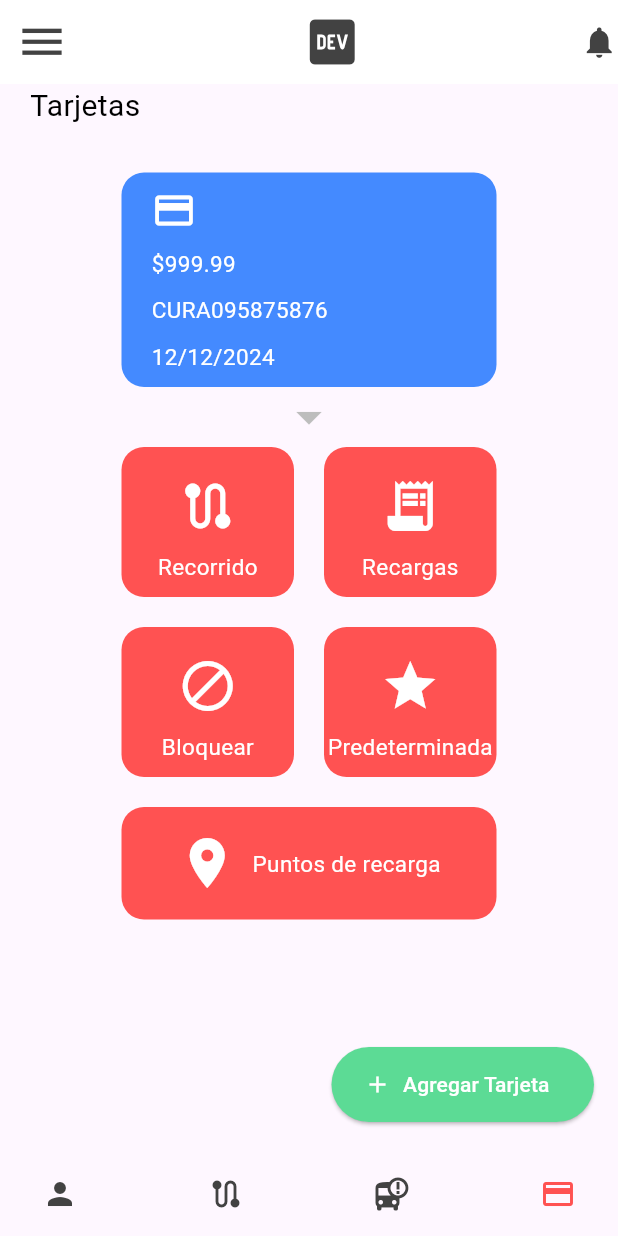
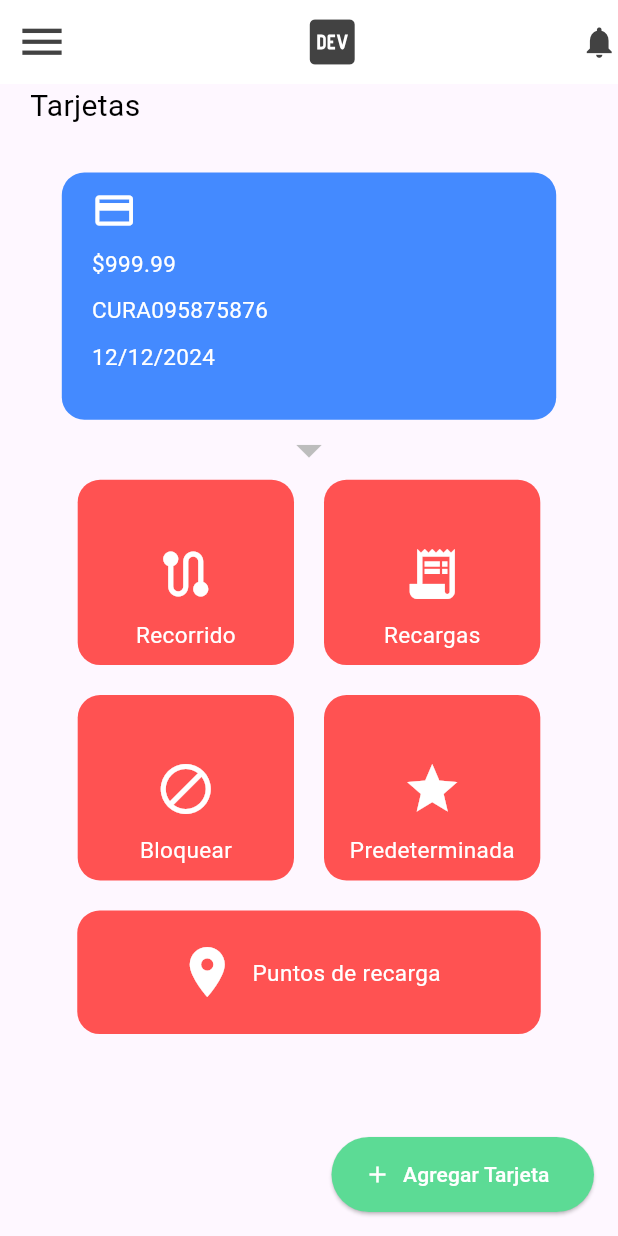
Before and after one commit to Mateoap00/curso_flutter_01, a Flutter app: the TarjetasPage screen opened directly, on a phone screen of 412 x 824 dp. Run offline on Flutter 3.47's test engine with Material 3 defaults, Android fonts, the phone set to English and light mode, and no system bars; our stand-ins replace fl_chart, google_fonts, hexcolor, percent_indicator; network calls fail; Roboto replaces fonts that are missing (Sansita).

Commit message:
Add bottom navigation bar to navigate to all screens, add ListView screen to show students fetched from an API

```diff
--- a/lib/tarjetas.dart
+++ b/lib/tarjetas.dart
@@ -12,6 +12,12 @@ class TarjetasPage extends StatefulWidget {
 class _TarjetasPageState extends State<TarjetasPage> {
   @override
   Widget build(BuildContext context) {
+    final mediaQuery = MediaQuery.of(context);
+    final isLandscape = mediaQuery.orientation == Orientation.landscape;
+
+    var ancho = MediaQuery.of(context).size.width;
+    var alto = MediaQuery.of(context).size.height;
+
     TextStyle style_titles = const TextStyle(
       color: Colors.white,
       fontSize: 15.0,
@@ -73,7 +79,8 @@ class _TarjetasPageState extends State<TarjetasPage> {
                   mainAxisAlignment: MainAxisAlignment.center,
                   children: [
                     Container(
-                      width: 250,
+                      width: isLandscape ? ancho * 0.50 : ancho * 0.80,
+                      height: isLandscape ? alto * 0.45 : alto * 0.20,
                       decoration: BoxDecoration(
                         color: Colors.blueAccent,
                         borderRadius: BorderRadius.circular(15),
@@ -140,8 +147,8 @@ class _TarjetasPageState extends State<TarjetasPage> {
                   mainAxisAlignment: MainAxisAlignment.center,
                   children: [
                     Container(
-                      width: 115,
-                      height: 100,
+                      width: isLandscape ? ancho * 0.15 : ancho * 0.35,
+                      height: isLandscape ? alto * 0.35 : alto * 0.15,
                       decoration: BoxDecoration(
                         color: Colors.redAccent,
                         borderRadius: BorderRadius.circular(15),
@@ -177,8 +184,8 @@ class _TarjetasPageState extends State<TarjetasPage> {
                       width: 20,
                     ),
                     Container(
-                      width: 115,
-                      height: 100,
+                      width: isLandscape ? ancho * 0.15 : ancho * 0.35,
+                      height: isLandscape ? alto * 0.35 : alto * 0.15,
                       decoration: BoxDecoration(
                         color: Colors.redAccent,
                         borderRadius: BorderRadius.circular(15),
@@ -219,8 +226,8 @@ class _TarjetasPageState extends State<TarjetasPage> {
                   mainAxisAlignment: MainAxisAlignment.center,
                   children: [
                     Container(
-                      width: 115,
-                      height: 100,
+                      width: isLandscape ? ancho * 0.15 : ancho * 0.35,
+                      height: isLandscape ? alto * 0.35 : alto * 0.15,
                       decoration: BoxDecoration(
                         color: Colors.redAccent,
                         borderRadius: BorderRadius.circular(15),
@@ -256,8 +263,8 @@ class _TarjetasPageState extends State<TarjetasPage> {
                       width: 20,
                     ),
                     Container(
-                      width: 115,
-                      height: 100,
+                      width: isLandscape ? ancho * 0.15 : ancho * 0.35,
+                      height: isLandscape ? alto * 0.35 : alto * 0.15,
                       decoration: BoxDecoration(
                         color: Colors.redAccent,
                         borderRadius: BorderRadius.circular(15),
@@ -298,8 +305,8 @@ class _TarjetasPageState extends State<TarjetasPage> {
                   mainAxisAlignment: MainAxisAlignment.center,
                   children: [
                     Container(
-                      width: 250,
-                      height: 75,
+                      width: isLandscape ? ancho * 0.35 : ancho * 0.75,
+                      height: isLandscape ? alto * 0.25 : alto * 0.10,
                       decoration: BoxDecoration(
                         color: Colors.redAccent,
                         borderRadius: BorderRadius.circular(15),
@@ -336,45 +343,45 @@ class _TarjetasPageState extends State<TarjetasPage> {
             ),
           ),
         ),
-        bottomNavigationBar: BottomAppBar(
-          height: 60,
-          color: HexColor("#fff"),
-          child: Row(
-            children: [
-              IconButton(
-                icon: Icon(
-                  Icons.person,
-                  color: Colors.grey[800],
-                ),
-                onPressed: () {},
-              ),
-              Spacer(), // Use Spacer to push the next IconButton to the end
-              IconButton(
-                icon: Icon(
-                  Icons.route,
-                  color: Colors.grey[800],
-                ),
-                onPressed: () {},
-              ),
-              Spacer(),
-              IconButton(
-                icon: Icon(
-                  Icons.bus_alert,
-                  color: Colors.grey[800],
-                ),
-                onPressed: () {},
-              ),
-              Spacer(), // Use Spacer to push the next IconButton to the end
-              IconButton(
-                icon: Icon(
-                  Icons.credit_card,
-                  color: Colors.redAccent,
-                ),
-                onPressed: () {},
-              ),
-            ],
-          ),
-        ),
+        // bottomNavigationBar: BottomAppBar(
+        //   height: 60,
+        //   color: HexColor("#fff"),
+        //   child: Row(
+        //     children: [
+        //       IconButton(
+        //         icon: Icon(
+        //           Icons.person,
+        //           color: Colors.grey[800],
+        //         ),
+        //         onPressed: () {},
+        //       ),
+        //       Spacer(), // Use Spacer to push the next IconButton to the end
+        //       IconButton(
+        //         icon: Icon(
+        //           Icons.route,
+        //           color: Colors.grey[800],
+        //         ),
+        //         onPressed: () {},
+        //       ),
+        //       Spacer(),
+        //       IconButton(
+        //         icon: Icon(
+        //           Icons.bus_alert,
+        //           color: Colors.grey[800],
+        //         ),
+        //         onPressed: () {},
+        //       ),
+        //       Spacer(), // Use Spacer to push the next IconButton to the end
+        //       IconButton(
+        //         icon: Icon(
+        //           Icons.credit_card,
+        //           color: Colors.redAccent,
+        //         ),
+        //         onPressed: () {},
+        //       ),
+        //     ],
+        //   ),
+        // ),
         floatingActionButton: ElevatedButton.icon(
           onPressed: () {},
           icon: const Icon(
--- a/pubspec.yaml
+++ b/pubspec.yaml
@@ -38,6 +38,7 @@ dependencies:
   percent_indicator: ^4.2.3
   hexcolor: ^3.0.1
   google_fonts: ^6.2.1
+  animated_bottom_navigation_bar: ^1.3.3
 
 dev_dependencies:
   flutter_test:
```
Also changed, not shown: lib/cursoBasicoPage.dart (added, +61 -0 lines), lib/home.dart (+113 -72 lines), lib/listaPage.dart (added, +75 -0 lines), pubspec.lock.
